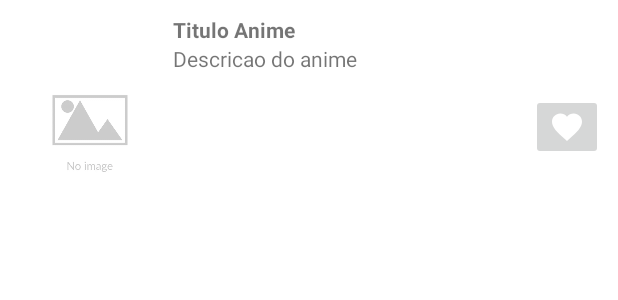
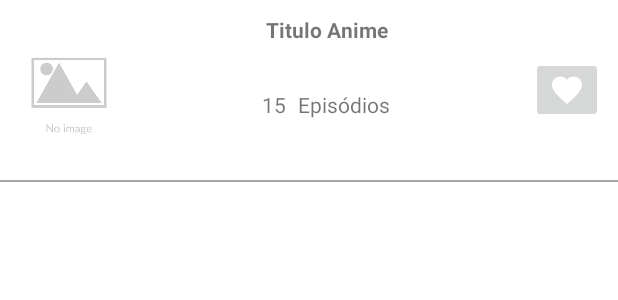
Before and after one commit to LorraneLobo/Anime-List, an Android app: the layout adapter_favoritos.xml on its own in the app's theme, with its tools: preview values and no code run, on a phone screen of 412 x 824 dp. Shown: the top 300 px of the screen. Run offline under Robolectric (Android 15) with nearby library versions, the phone set to English and light mode, and no system bars.

Commit message:
Implementado layout lista de favoritos

```diff
--- a/app/src/main/java/com/lorrane/animelist/ui/detalhesAnime/DetalhesAnimeFragment.kt
+++ b/app/src/main/java/com/lorrane/animelist/ui/detalhesAnime/DetalhesAnimeFragment.kt
@@ -73,6 +73,7 @@ class DetalhesAnimeFragment : Fragment() {
                         binding.apply {
                             progressBar.hide()
                             scrollView.visibility = View.VISIBLE
+                            fabFavoritos.visibility = View.VISIBLE
                         }
                     }
                 }
--- a/app/src/main/res/layout/adapter_favoritos.xml
+++ b/app/src/main/res/layout/adapter_favoritos.xml
@@ -2,6 +2,11 @@
 <LinearLayout xmlns:android="http://schemas.android.com/apk/res/android"
     xmlns:app="http://schemas.android.com/apk/res-auto"
     xmlns:tools="http://schemas.android.com/tools"
+    android:layout_width="match_parent"
+    android:layout_height="wrap_content"
+    android:orientation="vertical">
+
+    <LinearLayout
         android:layout_width="match_parent"
         android:layout_height="wrap_content"
         android:layout_margin="10dp"
@@ -11,8 +16,9 @@
 
         <ImageView
             android:id="@+id/imageAnime"
-        android:layout_width="100dp"
-        android:layout_height="150dp"
+            android:layout_width="71dp"
+            android:layout_height="100dp"
+            android:scaleType="centerCrop"
             android:layout_marginRight="5dp"
             app:srcCompat="@drawable/no_image" />
 
@@ -26,14 +32,31 @@
                 android:id="@+id/textTituloAnime"
                 android:layout_width="match_parent"
                 android:layout_height="wrap_content"
+                android:textAlignment="center"
                 android:textStyle="bold"
                 tools:text="Titulo Anime" />
 
+            <LinearLayout
+                android:layout_width="match_parent"
+                android:layout_height="wrap_content"
+                android:layout_weight="1"
+                android:gravity="center_horizontal|center_vertical"
+                android:orientation="horizontal">
+
                 <TextView
-            android:id="@+id/textDescricaoAnime"
-            android:layout_width="match_parent"
-            android:layout_height="match_parent"
-            tools:text="Descricao do anime" />
+                    android:id="@+id/textEpisodiosAnime"
+                    android:layout_width="wrap_content"
+                    android:layout_height="wrap_content"
+                    tools:text="15" />
+
+                <TextView
+                    android:id="@+id/textView4"
+                    android:layout_width="wrap_content"
+                    android:layout_height="wrap_content"
+                    android:layout_marginLeft="8dp"
+                    android:text="Episódios" />
+            </LinearLayout>
+
         </LinearLayout>
 
         <ImageButton
@@ -43,4 +66,11 @@
             android:layout_marginLeft="5dp"
             app:srcCompat="@drawable/ic_favorito_24" />
 
+
     </LinearLayout>
+
+    <View
+        android:layout_width="match_parent"
+        android:layout_height="1dp"
+        android:background="#a7a7a7"/>
+</LinearLayout>
--- a/app/src/main/res/layout/adapter_top_anime.xml
+++ b/app/src/main/res/layout/adapter_top_anime.xml
@@ -10,10 +10,11 @@
 
     <ImageView
         android:id="@+id/imageCapaAnime"
-        android:layout_width="100dp"
+        android:layout_width="107dp"
         android:layout_height="150dp"
         android:layout_marginTop="16dp"
         android:layout_marginBottom="16dp"
+        android:scaleType="centerCrop"
         app:srcCompat="@drawable/no_image" />
 
     <TextView
--- a/app/src/main/res/layout/fragment_detalhes_anime.xml
+++ b/app/src/main/res/layout/fragment_detalhes_anime.xml
@@ -236,5 +236,7 @@
         app:layout_constraintEnd_toEndOf="parent"
         app:maxImageSize="32dp"
         app:srcCompat="@drawable/ic_favorito_24"
-        app:tint="#FFFFFF" />
+        app:tint="#FFFFFF"
+        android:visibility="gone"
+        tools:visibility="visible"/>
 </FrameLayout>
```
Also changed, not shown: app/src/main/java/com/lorrane/animelist/ui/favoritos/FavoritosAdapter.kt (+5 -6 lines), app/src/main/java/com/lorrane/animelist/ui/favoritos/FavoritosFragment.kt (+6 -49 lines). Lines whose indentation alone changed are shown as unchanged.
